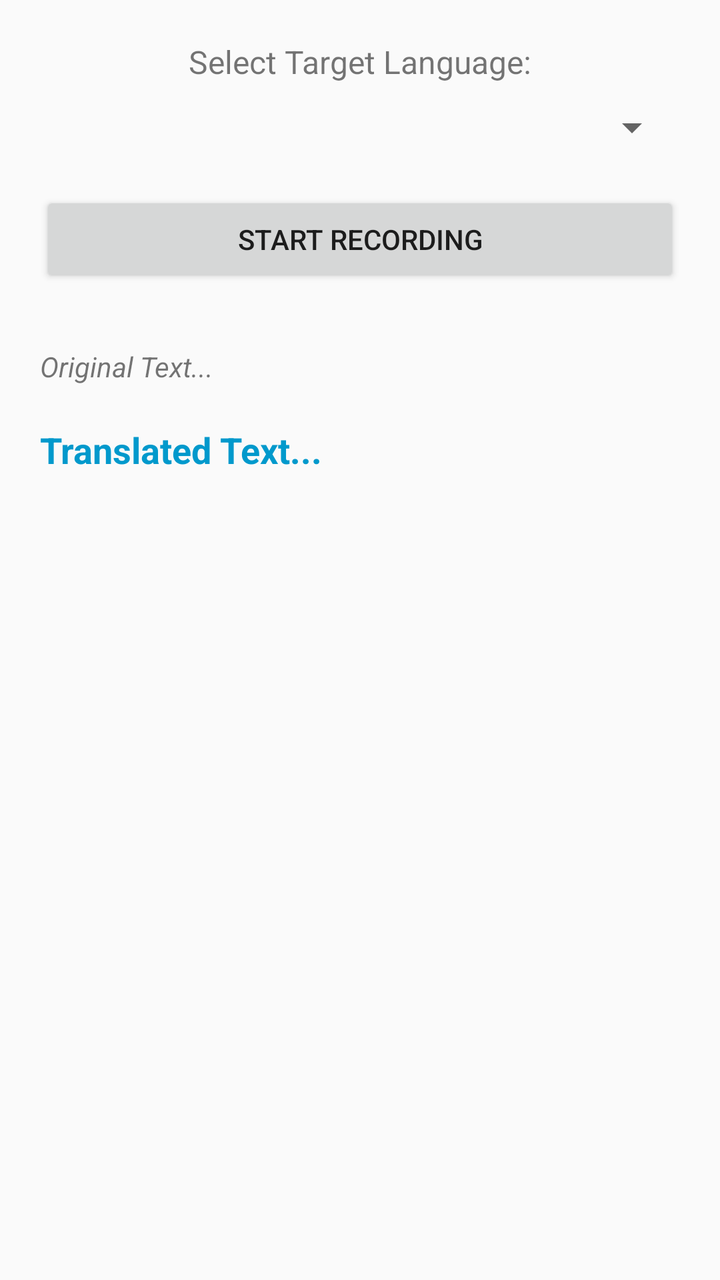
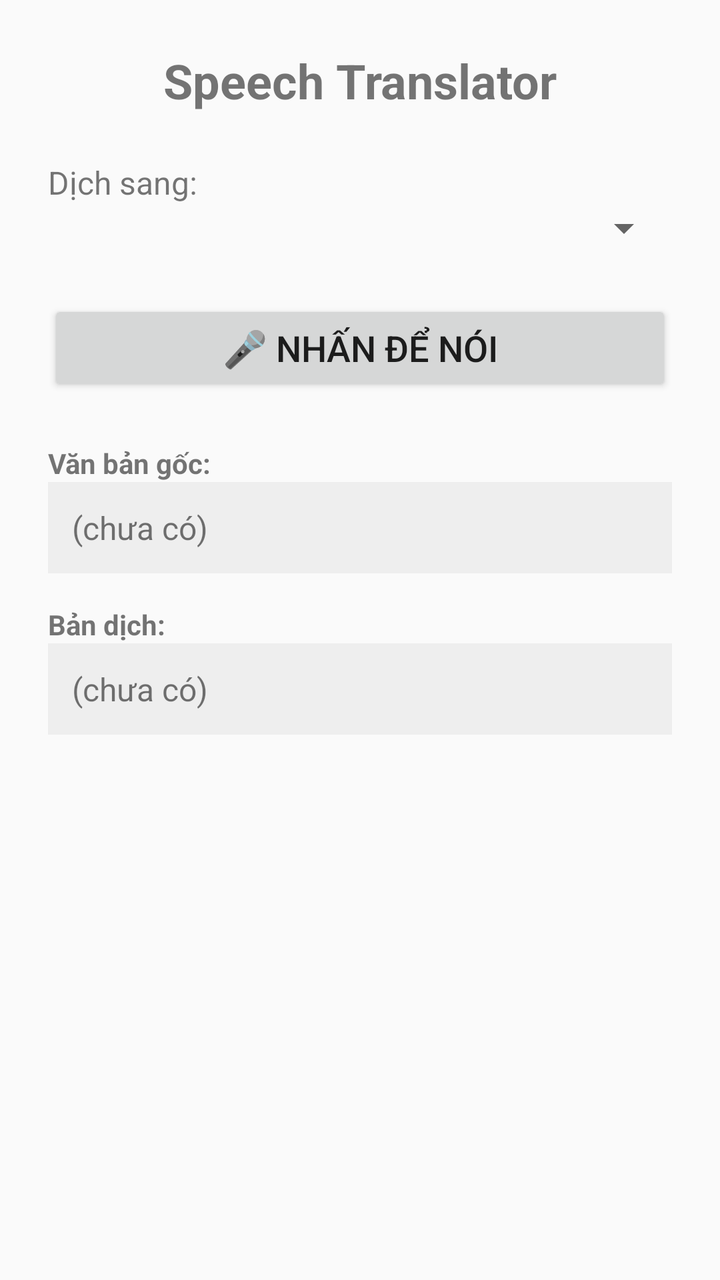

An Android layout rendered at two revisions. The XML below is the earlier revision; the diff shows what the commit changed to produce the second picture.
<!-- AndroidManifest.xml: application theme Theme.AppCompat.Light.DarkActionBar -->
<!-- res/layout/activity_main.xml -->
<LinearLayout xmlns:android="http://schemas.android.com/apk/res/android"
    android:layout_width="match_parent"
    android:layout_height="match_parent"
    android:orientation="vertical"
    android:padding="20dp"
    android:gravity="center_horizontal">

    <TextView
        android:layout_width="wrap_content"
        android:layout_height="wrap_content"
        android:text="Select Target Language:"
        android:textSize="16sp" />

    <Spinner
        android:id="@+id/languageSpinner"
        android:layout_width="match_parent"
        android:layout_height="wrap_content"
        android:layout_marginTop="10dp" />

    <Button
        android:id="@+id/btnRecord"
        android:layout_width="match_parent"
        android:layout_height="wrap_content"
        android:layout_marginTop="20dp"
        android:text="Start Recording" />

    <TextView
        android:id="@+id/tvOriginal"
        android:layout_width="match_parent"
        android:layout_height="wrap_content"
        android:layout_marginTop="30dp"
        android:text="Original Text..."
        android:textStyle="italic" />

    <TextView
        android:id="@+id/tvTranslated"
        android:layout_width="match_parent"
        android:layout_height="wrap_content"
        android:layout_marginTop="20dp"
        android:text="Translated Text..."
        android:textColor="@android:color/holo_blue_dark"
        android:textSize="18sp"
        android:textStyle="bold" />
</LinearLayout>
<!-- resources referenced by this layout -->
<resources>

</resources>

<!-- the commit's change to res/layout/activity_main.xml (unified diff, before → after) -->
@@ -1,44 +1,73 @@
+<?xml version="1.0" encoding="utf-8"?>
 <LinearLayout xmlns:android="http://schemas.android.com/apk/res/android"
     android:layout_width="match_parent"
     android:layout_height="match_parent"
     android:orientation="vertical"
-    android:padding="20dp"
-    android:gravity="center_horizontal">
+    android:padding="24dp">
 
+    
+    <TextView
+        android:layout_width="match_parent"
+        android:layout_height="wrap_content"
+        android:text="Speech Translator"
+        android:textSize="24sp"
+        android:textStyle="bold"
+        android:gravity="center"
+        android:layout_marginBottom="24dp"/>
+
+    
     <TextView
         android:layout_width="wrap_content"
         android:layout_height="wrap_content"
-        android:text="Select Target Language:"
-        android:textSize="16sp" />
+        android:text="Dịch sang:"
+        android:textSize="16sp"/>
 
     <Spinner
-        android:id="@+id/languageSpinner"
+        android:id="@+id/spinnerLanguage"
         android:layout_width="match_parent"
         android:layout_height="wrap_content"
-        android:layout_marginTop="10dp" />
+        android:layout_marginBottom="24dp"/>
 
+    
     <Button
-        android:id="@+id/btnRecord"
+        android:id="@+id/btnSpeak"
         android:layout_width="match_parent"
         android:layout_height="wrap_content"
-        android:layout_marginTop="20dp"
-        android:text="Start Recording" />
+        android:text="🎤 Nhấn để nói"
+        android:textSize="18sp"
+        android:layout_marginBottom="24dp"/>
+
+    
+    <TextView
+        android:layout_width="wrap_content"
+        android:layout_height="wrap_content"
+        android:text="Văn bản gốc:"
+        android:textStyle="bold"/>
 
     <TextView
         android:id="@+id/tvOriginal"
         android:layout_width="match_parent"
         android:layout_height="wrap_content"
-        android:layout_marginTop="30dp"
-        android:text="Original Text..."
-        android:textStyle="italic" />
+        android:text="(chưa có)"
+        android:textSize="16sp"
+        android:padding="12dp"
+        android:background="#EEEEEE"
+        android:layout_marginBottom="16dp"/>
+
+    
+    <TextView
+        android:layout_width="wrap_content"
+        android:layout_height="wrap_content"
+        android:text="Bản dịch:"
+        android:textStyle="bold"/>
 
     <TextView
         android:id="@+id/tvTranslated"
         android:layout_width="match_parent"
         android:layout_height="wrap_content"
-        android:layout_marginTop="20dp"
-        android:text="Translated Text..."
-        android:textColor="@android:color/holo_blue_dark"
-        android:textSize="18sp"
-        android:textStyle="bold" />
+        android:text="(chưa có)"
+        android:textSize="16sp"
+        android:padding="12dp"
+        android:background="#EEEEEE"/>
+
 </LinearLayout>
